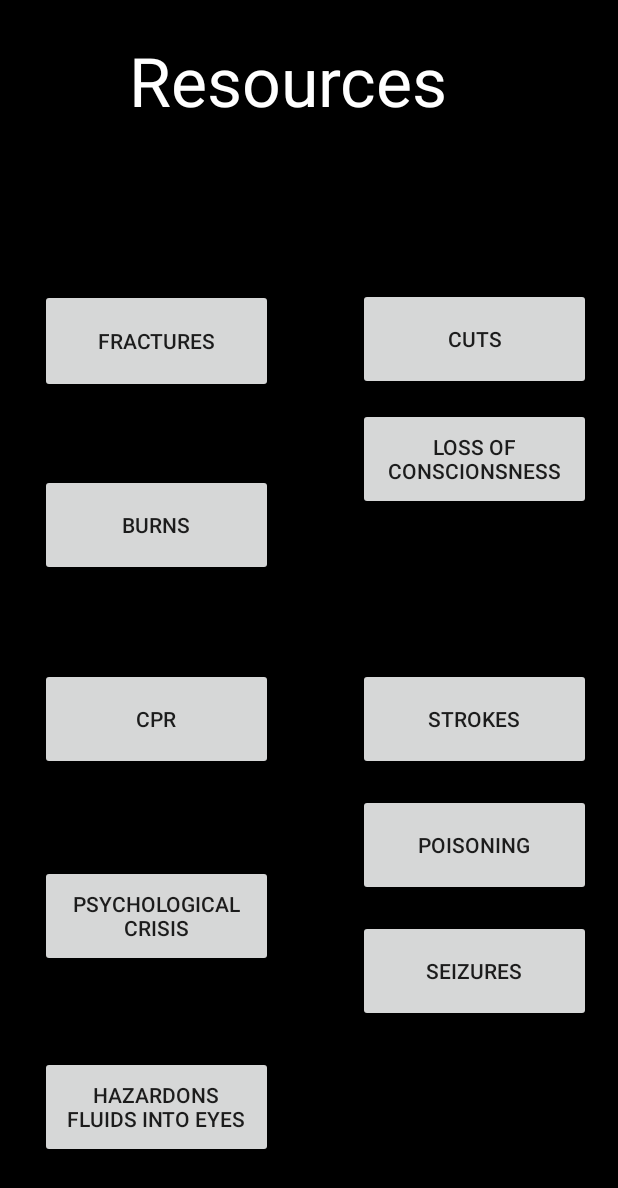
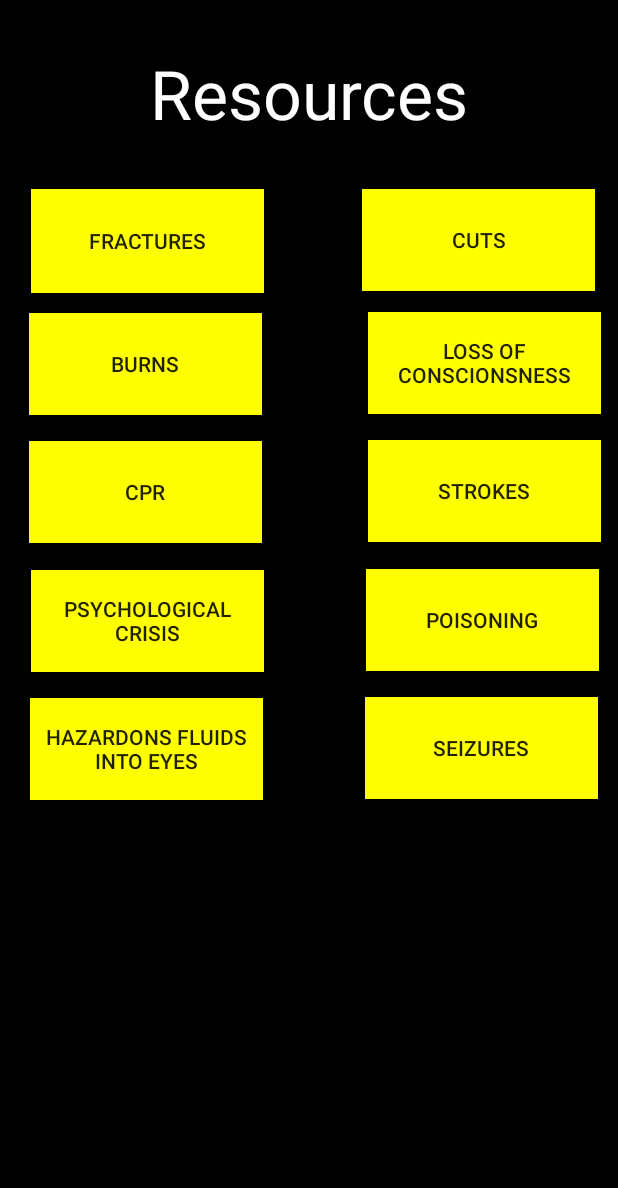
Before and after one commit to daft01/help.me, an Android app: the ResourcesActivity screen opened directly, with no data from a screen before it, on a phone screen of 412 x 824 dp. Shown: the top 1188 px of the screen. Run offline under Robolectric (Android 15) with nearby library versions, the phone set to English and light mode, and no system bars.

Commit message:
fixed bugs

```diff
--- a/help.me/app/src/main/res/layout/activity_resources.xml
+++ b/help.me/app/src/main/res/layout/activity_resources.xml
@@ -10,164 +10,177 @@
 
     <TextView
         android:id="@+id/textView"
-        android:layout_width="344dp"
+        android:layout_width="match_parent"
         android:layout_height="wrap_content"
+        android:layout_marginBottom="20dp"
+        android:layout_marginTop="12dp"
         android:text="Resources"
         android:textAlignment="center"
         android:textColor="#FFFF"
         android:textSize="45sp"
-        app:layout_constraintBottom_toBottomOf="parent"
-        app:layout_constraintEnd_toStartOf="@+id/guideline"
-        app:layout_constraintHorizontal_bias="0.002"
-        app:layout_constraintStart_toEndOf="@+id/guideline4"
-        app:layout_constraintTop_toTopOf="parent"
-        app:layout_constraintVertical_bias="0.031" />
+        app:layout_constraintBottom_toTopOf="@+id/guideline4"
+        app:layout_constraintEnd_toEndOf="parent"
+        app:layout_constraintStart_toStartOf="parent"
+        app:layout_constraintTop_toBottomOf="@+id/guideline"/>
 
     <Button
         android:id="@+id/button"
         android:layout_width="155dp"
         android:layout_height="69dp"
+        android:layout_marginEnd="33dp"
+        android:layout_marginStart="3dp"
+        android:layout_marginTop="33dp"
+        android:background="@color/yellow"
         android:onClick="fracturesButtonClicked"
         android:text="Fractures"
-        app:layout_constraintBottom_toBottomOf="parent"
-        app:layout_constraintEnd_toEndOf="parent"
-        app:layout_constraintHorizontal_bias="0.104"
-        app:layout_constraintStart_toStartOf="parent"
-        app:layout_constraintTop_toTopOf="parent"
-        app:layout_constraintVertical_bias="0.255" />
+        app:layout_constraintEnd_toStartOf="@+id/button2"
+        app:layout_constraintStart_toEndOf="@+id/guideline4"
+        app:layout_constraintTop_toBottomOf="@+id/textView"/>
 
     <Button
         android:id="@+id/button2"
         android:layout_width="155dp"
         android:layout_height="68dp"
+        android:layout_marginEnd="18dp"
+        android:layout_marginStart="32dp"
+        android:layout_marginTop="33dp"
+        android:background="@color/yellow"
         android:onClick="cutsButtonClicked"
         android:text="Cuts"
-        app:layout_constraintBottom_toBottomOf="parent"
         app:layout_constraintEnd_toEndOf="parent"
-        app:layout_constraintHorizontal_bias="0.93"
-        app:layout_constraintStart_toStartOf="parent"
-        app:layout_constraintTop_toTopOf="parent"
-        app:layout_constraintVertical_bias="0.254" />
+        app:layout_constraintStart_toEndOf="@+id/button"
+        app:layout_constraintTop_toBottomOf="@+id/textView"/>
 
     <Button
         android:id="@+id/button3"
         android:layout_width="155dp"
         android:layout_height="68dp"
+        android:layout_marginEnd="35dp"
+        android:layout_marginStart="3dp"
+        android:layout_marginTop="13dp"
+        android:background="@color/yellow"
         android:onClick="burnsButtonClicked"
         android:text="Burns"
-        app:layout_constraintBottom_toBottomOf="parent"
-        app:layout_constraintEnd_toEndOf="parent"
-        app:layout_constraintHorizontal_bias="0.104"
-        app:layout_constraintStart_toStartOf="parent"
-        app:layout_constraintTop_toTopOf="parent"
-        app:layout_constraintVertical_bias="0.418" />
+        app:layout_constraintEnd_toStartOf="@+id/button4"
+        app:layout_constraintStart_toEndOf="@+id/guideline4"
+        app:layout_constraintTop_toBottomOf="@+id/button"/>
 
     <Button
         android:id="@+id/button4"
         android:layout_width="155dp"
         android:layout_height="68dp"
-        android:layout_marginTop="12dp"
+        android:layout_marginEnd="16dp"
+        android:layout_marginStart="35dp"
+        android:layout_marginTop="14dp"
+        android:background="@color/yellow"
         android:onClick="conscioussButtonClicked"
         android:text="Loss of Conscionsness"
         app:layout_constraintEnd_toEndOf="parent"
-        app:layout_constraintHorizontal_bias="0.93"
-        app:layout_constraintStart_toStartOf="parent"
-        app:layout_constraintTop_toBottomOf="@+id/button2" />
+        app:layout_constraintStart_toEndOf="@+id/button3"
+        app:layout_constraintTop_toBottomOf="@+id/button2"/>
 
     <Button
         android:id="@+id/button5"
         android:layout_width="155dp"
         android:layout_height="68dp"
+        android:layout_marginEnd="35dp"
+        android:layout_marginStart="3dp"
+        android:layout_marginTop="17dp"
+        android:background="@color/yellow"
         android:onClick="cprButtonClicked"
         android:text="CPR"
-        app:layout_constraintBottom_toBottomOf="parent"
-        app:layout_constraintEnd_toEndOf="parent"
-        app:layout_constraintHorizontal_bias="0.104"
-        app:layout_constraintStart_toStartOf="parent"
-        app:layout_constraintTop_toTopOf="parent"
-        app:layout_constraintVertical_bias="0.589" />
+        app:layout_constraintEnd_toStartOf="@+id/button6"
+        app:layout_constraintStart_toEndOf="@+id/guideline4"
+        app:layout_constraintTop_toBottomOf="@+id/button3"/>
 
     <Button
         android:id="@+id/button6"
         android:layout_width="155dp"
         android:layout_height="68dp"
+        android:layout_marginEnd="16dp"
+        android:layout_marginStart="35dp"
+        android:layout_marginTop="17dp"
+        android:background="@color/yellow"
         android:onClick="strokesButtonClicked"
         android:text="Strokes"
-        app:layout_constraintBottom_toBottomOf="parent"
         app:layout_constraintEnd_toEndOf="parent"
-        app:layout_constraintHorizontal_bias="0.93"
-        app:layout_constraintStart_toStartOf="parent"
-        app:layout_constraintTop_toTopOf="parent"
-        app:layout_constraintVertical_bias="0.589" />
+        app:layout_constraintStart_toEndOf="@+id/button5"
+        app:layout_constraintTop_toBottomOf="@+id/button4"/>
 
     <Button
         android:id="@+id/button7"
         android:layout_width="155dp"
         android:layout_height="68dp"
+        android:layout_marginEnd="34dp"
+        android:layout_marginStart="3dp"
+        android:layout_marginTop="18dp"
+        android:background="@color/yellow"
         android:onClick="crisisButtonClicked"
         android:text="Psychological Crisis"
-        app:layout_constraintBottom_toTopOf="@+id/button9"
-        app:layout_constraintEnd_toEndOf="parent"
-        app:layout_constraintHorizontal_bias="0.104"
-        app:layout_constraintStart_toStartOf="parent"
-        app:layout_constraintTop_toBottomOf="@+id/button5"
-        app:layout_constraintVertical_bias="0.514" />
+        app:layout_constraintEnd_toStartOf="@+id/button8"
+        app:layout_constraintStart_toEndOf="@+id/guideline4"
+        app:layout_constraintTop_toBottomOf="@+id/button5"/>
 
     <Button
         android:id="@+id/button8"
         android:layout_width="155dp"
         android:layout_height="68dp"
-        android:layout_marginTop="16dp"
+        android:layout_marginEnd="16dp"
+        android:layout_marginStart="34dp"
+        android:layout_marginTop="18dp"
+        android:background="@color/yellow"
         android:onClick="poisoningButtonClicked"
         android:text="Poisoning"
         app:layout_constraintEnd_toEndOf="parent"
-        app:layout_constraintHorizontal_bias="0.93"
-        app:layout_constraintStart_toStartOf="parent"
-        app:layout_constraintTop_toBottomOf="@+id/button6" />
+        app:layout_constraintStart_toEndOf="@+id/button7"
+        app:layout_constraintTop_toBottomOf="@+id/button6"/>
 
     <Button
         android:id="@+id/button9"
         android:layout_width="155dp"
         android:layout_height="68dp"
+        android:layout_marginEnd="34dp"
+        android:layout_marginStart="3dp"
+        android:layout_marginTop="17dp"
+        android:background="@color/yellow"
         android:onClick="fluidsButtonClicked"
         android:text="Hazardons Fluids Into Eyes"
-        app:layout_constraintBottom_toBottomOf="parent"
-        app:layout_constraintEnd_toEndOf="parent"
-        app:layout_constraintHorizontal_bias="0.104"
-        app:layout_constraintStart_toStartOf="parent"
-        app:layout_constraintTop_toTopOf="parent"
-        app:layout_constraintVertical_bias="0.931" />
+        app:layout_constraintEnd_toStartOf="@+id/button10"
+        app:layout_constraintStart_toEndOf="@+id/guideline4"
+        app:layout_constraintTop_toBottomOf="@+id/button7"/>
 
     <Button
         android:id="@+id/button10"
         android:layout_width="155dp"
         android:layout_height="68dp"
-        android:layout_marginTop="16dp"
+        android:layout_marginEnd="17dp"
+        android:layout_marginStart="34dp"
+        android:layout_marginTop="17dp"
+        android:background="@color/yellow"
         android:onClick="seizuresButtonClicked"
         android:text="Seizures"
         app:layout_constraintEnd_toEndOf="parent"
-        app:layout_constraintHorizontal_bias="0.93"
-        app:layout_constraintStart_toStartOf="parent"
-        app:layout_constraintTop_toBottomOf="@+id/button8" />
+        app:layout_constraintStart_toEndOf="@+id/button9"
+        app:layout_constraintTop_toBottomOf="@+id/button8"/>
 
     <android.support.constraint.Guideline
         android:id="@+id/guideline"
         android:layout_width="wrap_content"
         android:layout_height="wrap_content"
         android:orientation="horizontal"
-        app:layout_constraintGuide_begin="20dp" />
+        app:layout_constraintGuide_begin="20dp"/>
 
     <android.support.constraint.Guideline
         android:id="@+id/guideline4"
         android:layout_width="wrap_content"
         android:layout_height="wrap_content"
         android:orientation="vertical"
-        app:layout_constraintGuide_begin="20dp" />
+        app:layout_constraintGuide_begin="20dp"/>
 
     <android.support.constraint.Guideline
         android:id="@+id/guideline5"
         android:layout_width="wrap_content"
         android:layout_height="wrap_content"
         android:orientation="vertical"
-        app:layout_constraintGuide_begin="20dp" />
+        app:layout_constraintGuide_begin="20dp"/>
 </android.support.constraint.ConstraintLayout>
--- a/help.me/app/src/main/res/layout/activity_settings.xml
+++ b/help.me/app/src/main/res/layout/activity_settings.xml
@@ -105,7 +105,8 @@
         android:text="Save"
         android:width="200sp"
         android:height="100sp"
-        android:background="@color/red"
+        android:textSize="30dp"
+        android:background="@color/green"
         app:layout_constraintBottom_toBottomOf="parent"
         app:layout_constraintEnd_toEndOf="parent"
         app:layout_constraintStart_toStartOf="parent"
```
Also changed, not shown: help.me/app/src/main/java/com/firstapp/helpme/LifeThreateningAmergency.java (+6 -6 lines), help.me/app/src/main/java/com/firstapp/helpme/Results.java (+23 -19 lines), help.me/app/src/main/res/layout/activity_life_threatening_amergency.xml (+15 -9 lines), help.me/app/src/main/res/layout/activity_results.xml (+26 -8 lines). Lines whose indentation alone changed are shown as unchanged.
